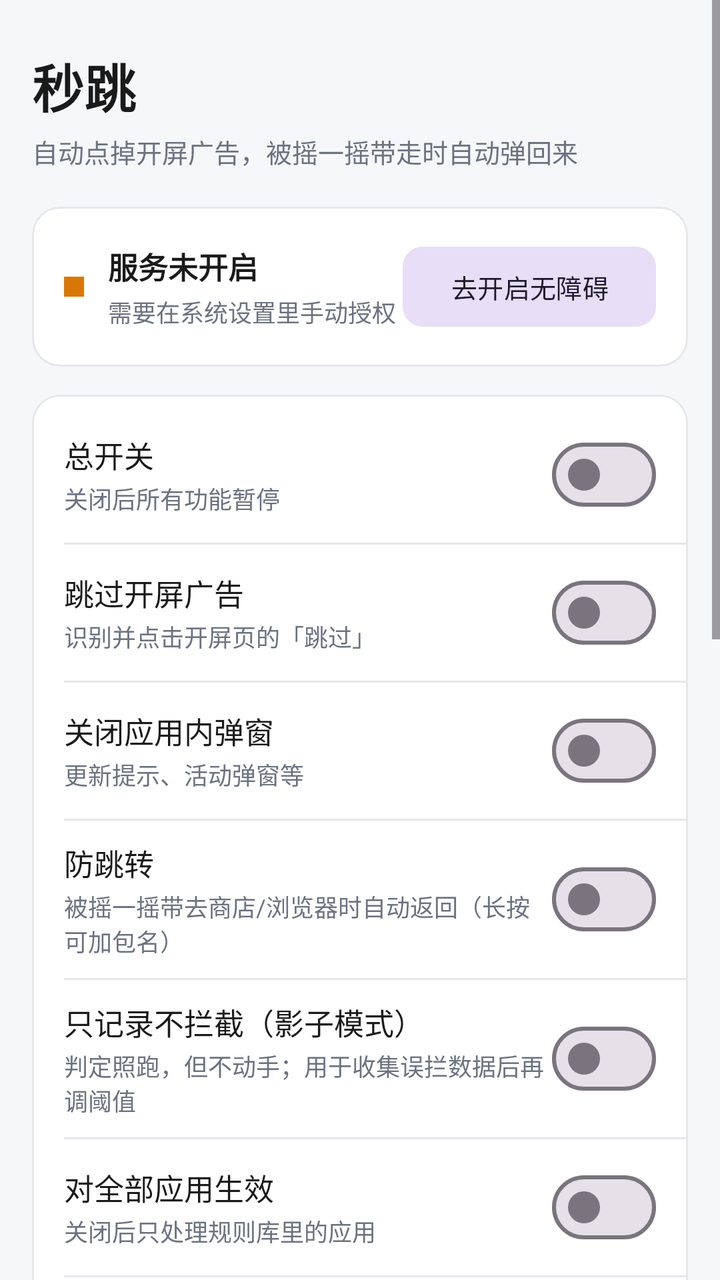
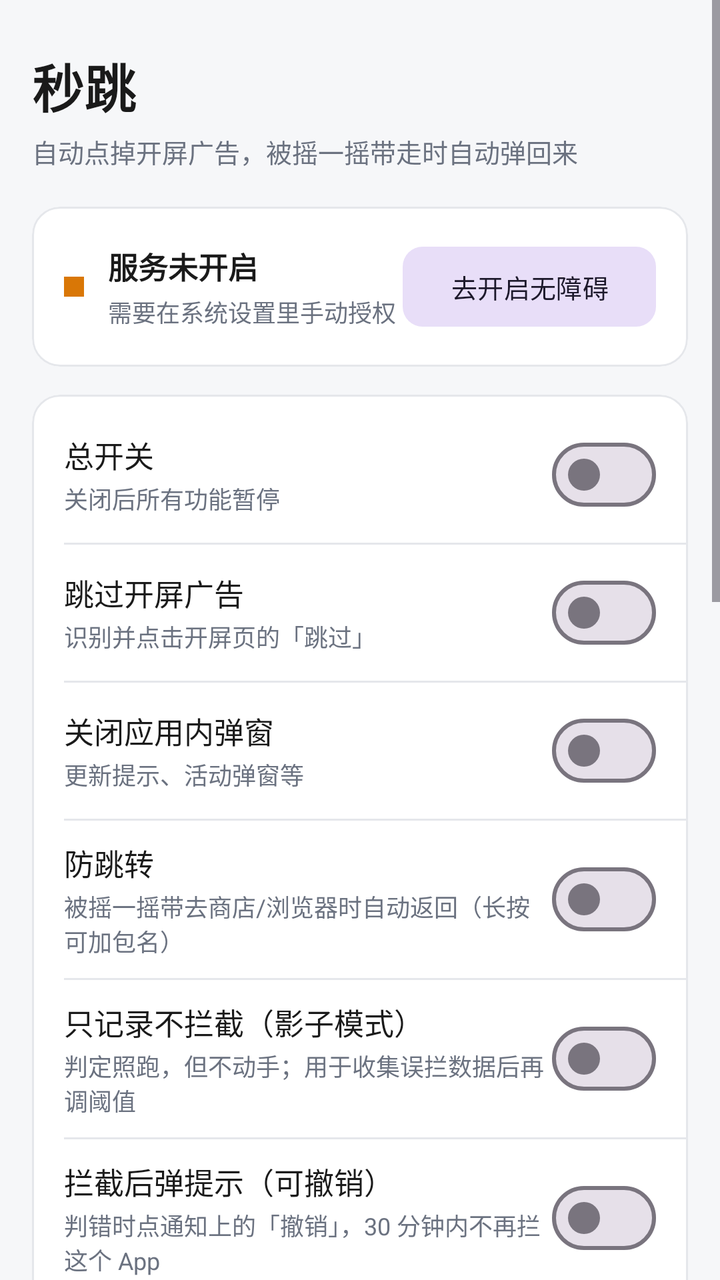

Compare the two renders of this Android layout. The source of the first and the diff that turns it into the second are given below.
<!-- AndroidManifest.xml: application theme Theme.AdSkip -->
<!-- res/layout/activity_main.xml -->
<?xml version="1.0" encoding="utf-8"?>
<ScrollView xmlns:android="http://schemas.android.com/apk/res/android"
    xmlns:app="http://schemas.android.com/apk/res-auto"
    android:layout_width="match_parent"
    android:layout_height="match_parent"
    android:background="@color/bg"
    android:fillViewport="true">

    <LinearLayout
        android:layout_width="match_parent"
        android:layout_height="wrap_content"
        android:orientation="vertical"
        android:paddingHorizontal="16dp"
        android:paddingTop="24dp"
        android:paddingBottom="28dp">

        <TextView
            android:layout_width="wrap_content"
            android:layout_height="wrap_content"
            android:text="@string/app_name"
            android:textColor="@color/text_primary"
            android:textSize="26sp"
            android:textStyle="bold" />

        <TextView
            android:layout_width="wrap_content"
            android:layout_height="wrap_content"
            android:layout_marginTop="4dp"
            android:text="自动点掉开屏广告，被摇一摇带走时自动弹回来"
            android:textColor="@color/text_secondary"
            android:textSize="13sp" />

        <com.google.android.material.card.MaterialCardView
            android:layout_width="match_parent"
            android:layout_height="wrap_content"
            android:layout_marginTop="18dp"
            app:cardBackgroundColor="@color/card"
            app:cardCornerRadius="14dp"
            app:cardElevation="0dp"
            app:strokeColor="@color/divider"
            app:strokeWidth="1dp">

            <LinearLayout
                android:layout_width="match_parent"
                android:layout_height="wrap_content"
                android:gravity="center_vertical"
                android:orientation="horizontal"
                android:padding="16dp">

                <View
                    android:id="@+id/dotStatus"
                    android:layout_width="10dp"
                    android:layout_height="10dp"
                    android:background="@color/warn" />

                <LinearLayout
                    android:layout_width="0dp"
                    android:layout_height="wrap_content"
                    android:layout_marginStart="12dp"
                    android:layout_weight="1"
                    android:orientation="vertical">

                    <TextView
                        android:id="@+id/tvStatus"
                        android:layout_width="wrap_content"
                        android:layout_height="wrap_content"
                        android:text="@string/status_off"
                        android:textColor="@color/text_primary"
                        android:textSize="15sp"
                        android:textStyle="bold" />

                    <TextView
                        android:id="@+id/tvSubStatus"
                        android:layout_width="wrap_content"
                        android:layout_height="wrap_content"
                        android:layout_marginTop="3dp"
                        android:text="需要在系统设置里手动授权"
                        android:textColor="@color/text_secondary"
                        android:textSize="12sp" />
                </LinearLayout>

                <com.google.android.material.button.MaterialButton
                    android:id="@+id/btnGrant"
                    style="@style/Widget.Material3.Button.TonalButton"
                    android:layout_width="wrap_content"
                    android:layout_height="wrap_content"
                    android:text="@string/btn_grant"
                    android:textSize="13sp"
                    app:cornerRadius="10dp" />
            </LinearLayout>
        </com.google.android.material.card.MaterialCardView>

        <com.google.android.material.card.MaterialCardView
            android:layout_width="match_parent"
            android:layout_height="wrap_content"
            android:layout_marginTop="14dp"
            app:cardBackgroundColor="@color/card"
            app:cardCornerRadius="14dp"
            app:cardElevation="0dp"
            app:strokeColor="@color/divider"
            app:strokeWidth="1dp">

            <LinearLayout
                android:layout_width="match_parent"
                android:layout_height="wrap_content"
                android:orientation="vertical"
                android:paddingVertical="6dp">

                <LinearLayout
                    android:layout_width="match_parent"
                    android:layout_height="wrap_content"
                    android:gravity="center_vertical"
                    android:orientation="horizontal"
                    android:paddingHorizontal="16dp"
                    android:paddingVertical="10dp">

                    <LinearLayout
                        android:layout_width="0dp"
                        android:layout_height="wrap_content"
                        android:layout_weight="1"
                        android:orientation="vertical">

                        <TextView
                            android:layout_width="wrap_content"
                            android:layout_height="wrap_content"
                            android:text="@string/sw_master"
                            android:textColor="@color/text_primary"
                            android:textSize="15sp" />

                        <TextView
                            android:layout_width="wrap_content"
                            android:layout_height="wrap_content"
                            android:layout_marginTop="2dp"
                            android:text="@string/sw_master_desc"
                            android:textColor="@color/text_secondary"
                            android:textSize="12sp" />
                    </LinearLayout>

                    <com.google.android.material.materialswitch.MaterialSwitch
                        android:id="@+id/swMaster"
                        android:layout_width="wrap_content"
                        android:layout_height="wrap_content" />
                </LinearLayout>

                <View
                    android:layout_width="match_parent"
                    android:layout_height="1dp"
                    android:layout_marginStart="16dp"
                    android:background="@color/divider" />

                <LinearLayout
                    android:layout_width="match_parent"
                    android:layout_height="wrap_content"
                    android:gravity="center_vertical"
                    android:orientation="horizontal"
                    android:paddingHorizontal="16dp"
                    android:paddingVertical="10dp">

                    <LinearLayout
                        android:layout_width="0dp"
                        android:layout_height="wrap_content"
                        android:layout_weight="1"
                        android:orientation="vertical">

                        <TextView
                            android:layout_width="wrap_content"
                            android:layout_height="wrap_content"
                            android:text="@string/sw_splash"
                            android:textColor="@color/text_primary"
                            android:textSize="15sp" />

                        <TextView
                            android:layout_width="wrap_content"
                            android:layout_height="wrap_content"
                            android:layout_marginTop="2dp"
                            android:text="@string/sw_splash_desc"
                            android:textColor="@color/text_secondary"
                            android:textSize="12sp" />
                    </LinearLayout>

                    <com.google.android.material.materialswitch.MaterialSwitch
                        android:id="@+id/swSplash"
                        android:layout_width="wrap_content"
                        android:layout_height="wrap_content" />
                </LinearLayout>

                <View
                    android:layout_width="match_parent"
                    android:layout_height="1dp"
                    android:layout_marginStart="16dp"
                    android:background="@color/divider" />

                <LinearLayout
                    android:layout_width="match_parent"
                    android:layout_height="wrap_content"
                    android:gravity="center_vertical"
                    android:orientation="horizontal"
                    android:paddingHorizontal="16dp"
                    android:paddingVertical="10dp">

                    <LinearLayout
                        android:layout_width="0dp"
                        android:layout_height="wrap_content"
                        android:layout_weight="1"
                        android:orientation="vertical">

                        <TextView
                            android:layout_width="wrap_content"
                            android:layout_height="wrap_content"
                            android:text="@string/sw_popup"
                            android:textColor="@color/text_primary"
                            android:textSize="15sp" />

                        <TextView
                            android:layout_width="wrap_content"
                            android:layout_height="wrap_content"
                            android:layout_marginTop="2dp"
                            android:text="@string/sw_popup_desc"
                            android:textColor="@color/text_secondary"
                            android:textSize="12sp" />
                    </LinearLayout>

                    <com.google.android.material.materialswitch.MaterialSwitch
                        android:id="@+id/swPopup"
                        android:layout_width="wrap_content"
                        android:layout_height="wrap_content" />
                </LinearLayout>

                <View
                    android:layout_width="match_parent"
                    android:layout_height="1dp"
                    android:layout_marginStart="16dp"
                    android:background="@color/divider" />

                <LinearLayout
                    android:layout_width="match_parent"
                    android:layout_height="wrap_content"
                    android:gravity="center_vertical"
                    android:orientation="horizontal"
                    android:paddingHorizontal="16dp"
                    android:paddingVertical="10dp">

                    <LinearLayout
                        android:layout_width="0dp"
                        android:layout_height="wrap_content"
                        android:layout_weight="1"
                        android:orientation="vertical">

                        <TextView
                            android:layout_width="wrap_content"
                            android:layout_height="wrap_content"
                            android:text="@string/sw_guard"
                            android:textColor="@color/text_primary"
                            android:textSize="15sp" />

                        <TextView
                            android:layout_width="wrap_content"
                            android:layout_height="wrap_content"
                            android:layout_marginTop="2dp"
                            android:text="@string/sw_guard_desc"
                            android:textColor="@color/text_secondary"
                            android:textSize="12sp" />
                    </LinearLayout>

                    <com.google.android.material.materialswitch.MaterialSwitch
                        android:id="@+id/swGuard"
                        android:layout_width="wrap_content"
                        android:layout_height="wrap_content" />
                </LinearLayout>

                <View
                    android:layout_width="match_parent"
                    android:layout_height="1dp"
                    android:layout_marginStart="16dp"
                    android:background="@color/divider" />

                <LinearLayout
                    android:layout_width="match_parent"
                    android:layout_height="wrap_content"
                    android:gravity="center_vertical"
                    android:orientation="horizontal"
                    android:paddingHorizontal="16dp"
                    android:paddingVertical="10dp">

                    <LinearLayout
                        android:layout_width="0dp"
                        android:layout_height="wrap_content"
                        android:layout_weight="1"
                        android:orientation="vertical">

                        <TextView
                            android:layout_width="wrap_content"
                            android:layout_height="wrap_content"
                            android:text="@string/sw_shadow"
                            android:textColor="@color/text_primary"
                            android:textSize="15sp" />

                        <TextView
                            android:layout_width="wrap_content"
                            android:layout_height="wrap_content"
                            android:layout_marginTop="2dp"
                            android:text="@string/sw_shadow_desc"
                            android:textColor="@color/text_secondary"
                            android:textSize="12sp" />
                    </LinearLayout>

                    <com.google.android.material.materialswitch.MaterialSwitch
                        android:id="@+id/swShadow"
                        android:layout_width="wrap_content"
                        android:layout_height="wrap_content" />
                </LinearLayout>

                <View
                    android:layout_width="match_parent"
                    android:layout_height="1dp"
                    android:layout_marginStart="16dp"
                    android:background="@color/divider" />

                <LinearLayout
                    android:layout_width="match_parent"
                    android:layout_height="wrap_content"
                    android:gravity="center_vertical"
                    android:orientation="horizontal"
                    android:paddingHorizontal="16dp"
                    android:paddingVertical="10dp">

                    <LinearLayout
                        android:layout_width="0dp"
                        android:layout_height="wrap_content"
                        android:layout_weight="1"
                        android:orientation="vertical">

                        <TextView
                            android:layout_width="wrap_content"
                            android:layout_height="wrap_content"
                            android:text="@string/sw_all"
                            android:textColor="@color/text_primary"
                            android:textSize="15sp" />

                        <TextView
                            android:layout_width="wrap_content"
                            android:layout_height="wrap_content"
                            android:layout_marginTop="2dp"
                            android:text="@string/sw_all_desc"
                            android:textColor="@color/text_secondary"
                            android:textSize="12sp" />
                    </LinearLayout>

                    <com.google.android.material.materialswitch.MaterialSwitch
                        android:id="@+id/swAllApps"
                        android:layout_width="wrap_content"
                        android:layout_height="wrap_content" />
                </LinearLayout>

                <View
                    android:layout_width="match_parent"
                    android:layout_height="1dp"
                    android:layout_marginStart="16dp"
                    android:background="@color/divider" />

                <LinearLayout
                    android:layout_width="match_parent"
                    android:layout_height="wrap_content"
                    android:gravity="center_vertical"
                    android:orientation="horizontal"
                    android:paddingHorizontal="16dp"
                    android:paddingVertical="10dp">

                    <LinearLayout
                        android:layout_width="0dp"
                        android:layout_height="wrap_content"
                        android:layout_weight="1"
                        android:orientation="vertical">

                        <TextView
                            android:layout_width="wrap_content"
                            android:layout_height="wrap_content"
                            android:text="@string/sw_learn"
                            android:textColor="@color/text_primary"
                            android:textSize="15sp" />

                        <TextView
                            android:layout_width="wrap_content"
                            android:layout_height="wrap_content"
                            android:layout_marginTop="2dp"
                            android:text="@string/sw_learn_desc"
                            android:textColor="@color/text_secondary"
                            android:textSize="12sp" />
                    </LinearLayout>

                    <com.google.android.material.materialswitch.MaterialSwitch
                        android:id="@+id/swLearn"
                        android:layout_width="wrap_content"
                        android:layout_height="wrap_content" />
                </LinearLayout>
            </LinearLayout>
        </com.google.android.material.card.MaterialCardView>

        <com.google.android.material.card.MaterialCardView
            android:layout_width="match_parent"
            android:layout_height="wrap_content"
            android:layout_marginTop="14dp"
            app:cardBackgroundColor="@color/card"
            app:cardCornerRadius="14dp"
            app:cardElevation="0dp"
            app:strokeColor="@color/divider"
            app:strokeWidth="1dp">

            <LinearLayout
                android:layout_width="match_parent"
                android:layout_height="wrap_content"
                android:orientation="vertical"
                android:padding="16dp">

                <TextView
                    android:layout_width="wrap_content"
                    android:layout_height="wrap_content"
                    android:text="@string/section_source"
                    android:textColor="@color/text_primary"
                    android:textSize="15sp"
                    android:textStyle="bold" />

                <TextView
                    android:id="@+id/tvSyncStatus"
                    android:layout_width="match_parent"
                    android:layout_height="wrap_content"
                    android:layout_marginTop="4dp"
                    android:text="未配置远程地址，当前只用内置规则"
                    android:textColor="@color/text_secondary"
                    android:textSize="12sp" />

                <EditText
                    android:id="@+id/etRemote"
                    android:layout_width="match_parent"
                    android:layout_height="wrap_content"
                    android:layout_marginTop="8dp"
                    android:backgroundTint="@color/brand"
                    android:hint="@string/remote_hint"
                    android:importantForAutofill="no"
                    android:inputType="textUri"
                    android:maxLines="3"
                    android:textColor="@color/text_primary"
                    android:textColorHint="@color/text_secondary"
                    android:textSize="13sp" />

                <LinearLayout
                    android:layout_width="match_parent"
                    android:layout_height="wrap_content"
                    android:layout_marginTop="8dp"
                    android:orientation="horizontal">

                    <com.google.android.material.button.MaterialButton
                        android:id="@+id/btnSync"
                        style="@style/Widget.Material3.Button.TonalButton"
                        android:layout_width="0dp"
                        android:layout_height="wrap_content"
                        android:layout_weight="1"
                        android:text="@string/btn_remote_sync"
                        android:textSize="13sp"
                        app:cornerRadius="10dp" />

                    <com.google.android.material.button.MaterialButton
                        android:id="@+id/btnClearRemote"
                        style="@style/Widget.Material3.Button.TextButton"
                        android:layout_width="wrap_content"
                        android:layout_height="wrap_content"
                        android:layout_marginStart="6dp"
                        android:text="@string/btn_remote_clear"
                        android:textSize="13sp" />
                </LinearLayout>
            </LinearLayout>
        </com.google.android.material.card.MaterialCardView>

        <LinearLayout
            android:layout_width="match_parent"
            android:layout_height="wrap_content"
            android:layout_marginTop="14dp"
            android:orientation="horizontal">

            <com.google.android.material.button.MaterialButton
                android:id="@+id/btnInspector"
                style="@style/Widget.Material3.Button.OutlinedButton"
                android:layout_width="0dp"
                android:layout_height="wrap_content"
                android:layout_weight="1"
                android:text="@string/btn_inspector"
                android:textSize="14sp"
                app:cornerRadius="12dp" />

            <com.google.android.material.button.MaterialButton
                android:id="@+id/btnRules"
                style="@style/Widget.Material3.Button.OutlinedButton"
                android:layout_width="0dp"
                android:layout_height="wrap_content"
                android:layout_marginStart="10dp"
                android:layout_weight="1"
                android:text="@string/btn_rules"
                android:textSize="14sp"
                app:cornerRadius="12dp" />
        </LinearLayout>

        <com.google.android.material.card.MaterialCardView
            android:layout_width="match_parent"
            android:layout_height="wrap_content"
            android:layout_marginTop="14dp"
            app:cardBackgroundColor="@color/card"
            app:cardCornerRadius="14dp"
            app:cardElevation="0dp"
            app:strokeColor="@color/divider"
            app:strokeWidth="1dp">

            <LinearLayout
                android:layout_width="match_parent"
                android:layout_height="wrap_content"
                android:orientation="vertical"
                android:padding="16dp">

                <LinearLayout
                    android:layout_width="match_parent"
                    android:layout_height="wrap_content"
                    android:gravity="center_vertical"
                    android:orientation="horizontal">

                    <TextView
                        android:layout_width="0dp"
                        android:layout_height="wrap_content"
                        android:layout_weight="1"
                        android:text="@string/section_log"
                        android:textColor="@color/text_primary"
                        android:textSize="15sp"
                        android:textStyle="bold" />

                    <TextView
                        android:id="@+id/tvClearLog"
                        android:layout_width="wrap_content"
                        android:layout_height="wrap_content"
                        android:padding="4dp"
                        android:text="清空 / 长按导出"
                        android:textColor="@color/brand"
                        android:textSize="13sp" />
                </LinearLayout>

                <TextView
                    android:id="@+id/tvLog"
                    android:layout_width="match_parent"
                    android:layout_height="wrap_content"
                    android:layout_marginTop="8dp"
                    android:fontFamily="monospace"
                    android:lines="10"
                    android:maxLines="10"
                    android:text="暂无记录"
                    android:textColor="@color/text_secondary"
                    android:textSize="11sp" />
            </LinearLayout>
        </com.google.android.material.card.MaterialCardView>

        <TextView
            android:layout_width="match_parent"
            android:layout_height="wrap_content"
            android:layout_marginTop="18dp"
            android:lineSpacingExtra="3dp"
            android:text="使用提示：部分 App 的跳过按钮是自绘的，节点里读不到文字，需要在「节点探测器」里抓到坐标后写进规则。若发现误点，把对应关键词加进规则里的 exclude。"
            android:textColor="@color/text_secondary"
            android:textSize="12sp" />
    </LinearLayout>
</ScrollView>
<!-- resources referenced by this layout -->
<resources>
  <color name="bg">#F6F7F9</color>
  <color name="brand">#1E6FE0</color>
  <color name="card">#FFFFFF</color>
  <color name="divider">#E5E7EB</color>
  <color name="text_primary">#1A1A1A</color>
  <color name="text_secondary">#6B7280</color>
  <color name="warn">#D97706</color>
  <string name="app_name">秒跳</string>
  <string name="btn_grant">去开启无障碍</string>
  <string name="btn_inspector">自检 / 探测器</string>
  <string name="btn_remote_clear">清除缓存</string>
  <string name="btn_remote_sync">立即同步</string>
  <string name="btn_rules">规则管理</string>
  <string name="remote_hint">https://…/rules.json</string>
  <string name="section_log">最近记录</string>
  <string name="section_source">规则来源</string>
  <string name="status_off">服务未开启</string>
  <string name="sw_all">对全部应用生效</string>
  <string name="sw_all_desc">关闭后只处理规则库里的应用</string>
  <string name="sw_guard">防跳转</string>
  <string name="sw_guard_desc">被摇一摇带去商店/浏览器时自动返回（长按可加包名）</string>
  <string name="sw_learn">自动学习</string>
  <string name="sw_learn_desc">规则没命中时自己认按钮，认准了就记住</string>
  <string name="sw_master">总开关</string>
  <string name="sw_master_desc">关闭后所有功能暂停</string>
  <string name="sw_popup">关闭应用内弹窗</string>
  <string name="sw_popup_desc">更新提示、活动弹窗等</string>
  <string name="sw_shadow">只记录不拦截（影子模式）</string>
  <string name="sw_shadow_desc">判定照跑，但不动手；用于收集误拦数据后再调阈值</string>
  <string name="sw_splash">跳过开屏广告</string>
  <string name="sw_splash_desc">识别并点击开屏页的「跳过」</string>
  <style name="Theme.AdSkip" parent="Theme.Material3.Light.NoActionBar">
          <item name="colorPrimary">@color/brand</item>
          <item name="colorOnPrimary">#FFFFFF</item>
          <item name="android:statusBarColor">@color/bg</item>
          <item name="android:windowLightStatusBar">true</item>
          <item name="android:windowBackground">@color/bg</item>
      </style>
</resources>

<!-- the commit's change to res/layout/activity_main.xml (unified diff, before → after) -->
@@ -306,6 +306,48 @@
 
                     <com.google.android.material.materialswitch.MaterialSwitch
                         android:id="@+id/swShadow"
+                        android:layout_width="wrap_content"
+                        android:layout_height="wrap_content" />
+                </LinearLayout>
+
+                <View
+                    android:layout_width="match_parent"
+                    android:layout_height="1dp"
+                    android:layout_marginStart="16dp"
+                    android:background="@color/divider" />
+
+                <LinearLayout
+                    android:layout_width="match_parent"
+                    android:layout_height="wrap_content"
+                    android:gravity="center_vertical"
+                    android:orientation="horizontal"
+                    android:paddingHorizontal="16dp"
+                    android:paddingVertical="10dp">
+
+                    <LinearLayout
+                        android:layout_width="0dp"
+                        android:layout_height="wrap_content"
+                        android:layout_weight="1"
+                        android:orientation="vertical">
+
+                        <TextView
+                            android:layout_width="wrap_content"
+                            android:layout_height="wrap_content"
+                            android:text="@string/sw_notice"
+                            android:textColor="@color/text_primary"
+                            android:textSize="15sp" />
+
+                        <TextView
+                            android:layout_width="wrap_content"
+                            android:layout_height="wrap_content"
+                            android:layout_marginTop="2dp"
+                            android:text="@string/sw_notice_desc"
+                            android:textColor="@color/text_secondary"
+                            android:textSize="12sp" />
+                    </LinearLayout>
+
+                    <com.google.android.material.materialswitch.MaterialSwitch
+                        android:id="@+id/swNotice"
                         android:layout_width="wrap_content"
                         android:layout_height="wrap_content" />
                 </LinearLayout>
<!-- resource entries referenced after the edit -->
@@ -25,6 +25,8 @@
   <string name="sw_learn_desc">规则没命中时自己认按钮，认准了就记住</string>
   <string name="sw_master">总开关</string>
   <string name="sw_master_desc">关闭后所有功能暂停</string>
+  <string name="sw_notice">拦截后弹提示（可撤销）</string>
+  <string name="sw_notice_desc">判错时点通知上的「撤销」，30 分钟内不再拦这个 App</string>
   <string name="sw_popup">关闭应用内弹窗</string>
   <string name="sw_popup_desc">更新提示、活动弹窗等</string>
   <string name="sw_shadow">只记录不拦截（影子模式）</string>
